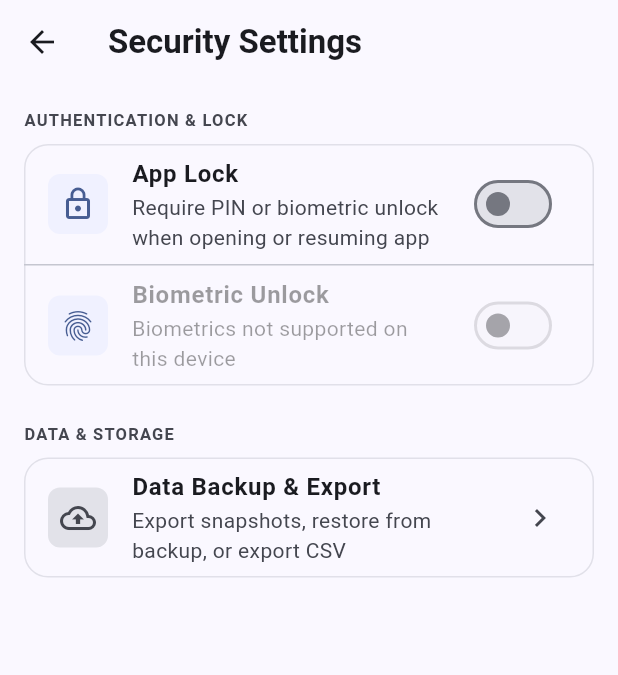
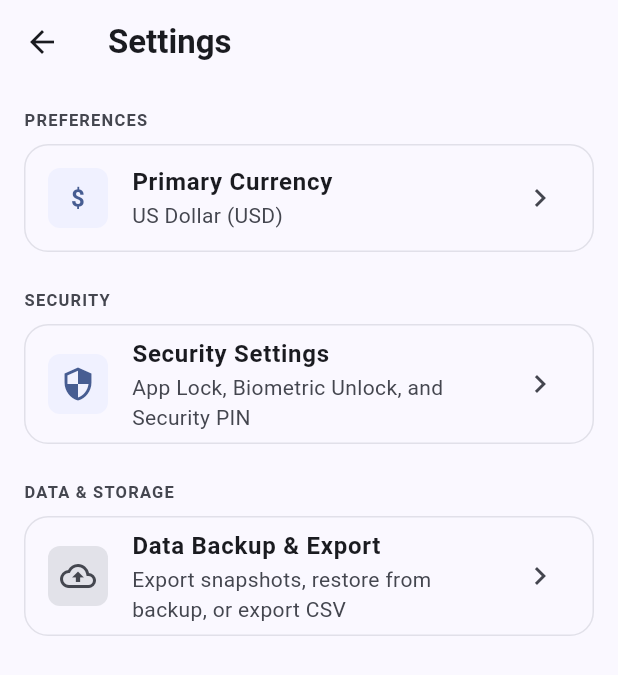
Before and after one commit to Jewzzz/my_budget_tracker, a Flutter app: the AppShell screen opened directly, scrolled down 240 dp, after a tap on the "settings" icon, on a phone screen of 412 x 824 dp. Shown: the top 675 px of the screen. Run offline on Flutter 3.47's test engine with Material 3 defaults, Android fonts, the phone set to English and light mode, and no system bars; our stand-ins replace drift, equatable, file_picker, fl_chart, flutter_bloc, flutter_native_splash and 3 more; accounts and stored records are empty; generated files the repository leaves out were written again.

Commit message:
feat(settings): implement Primary Currency repository, cubit, and Settings UI

```diff
--- /dev/null
+++ b/lib/core/currency/currency_context_extension.dart
@@ -0,0 +1,44 @@
+import 'package:flutter/widgets.dart';
+import 'package:flutter_bloc/flutter_bloc.dart';
+import '../../features/settings/presentation/cubit/settings_cubit.dart';
+import '../value_objects/money.dart';
+import 'currency.dart';
+import 'currency_formatter.dart';
+
+extension CurrencyContextExtension on BuildContext {
+  /// Watches the active Primary Currency from [SettingsCubit], safely falling
+  /// back to [SupportedCurrencies.usd] in isolated tests without a provider.
+  Currency get primaryCurrency {
+    try {
+      return watch<SettingsCubit>().state.primaryCurrency;
+    } catch (_) {
+      return SupportedCurrencies.usd;
+    }
+  }
+
+  /// Formats [amount] using the watched Primary Currency without converting minor units.
+  String formatMoney(Money amount, {bool showSign = false}) {
+    return CurrencyFormatter.formatMoney(
+      amount,
+      currency: primaryCurrency,
+      showSign: showSign,
+    );
+  }
+
+  /// Formats a major-unit double [amount] using the watched Primary Currency.
+  String formatMajorCurrency(double amount, {bool showSign = false}) {
+    return CurrencyFormatter.formatMajor(
+      amount,
+      currency: primaryCurrency,
+      showSign: showSign,
+    );
+  }
+
+  /// Formats a compact major-unit label (e.g. chart axes) using the watched Primary Currency.
+  String formatCompactCurrency(double majorValue) {
+    return CurrencyFormatter.formatCompact(
+      majorValue,
+      currency: primaryCurrency,
+    );
+  }
+}
--- a/lib/features/app/presentation/app_shell.dart
+++ b/lib/features/app/presentation/app_shell.dart
@@ -11,7 +11,8 @@ import '../../dashboard/presentation/pages/dashboard_page.dart';
 import '../../reports/presentation/pages/reports_page.dart';
 import '../../savings_goals/presentation/pages/savings_goals_page.dart';
 import '../../security/presentation/cubit/security_cubit.dart';
-import '../../security/presentation/pages/security_settings_page.dart';
+import '../../settings/presentation/cubit/settings_cubit.dart';
+import '../../settings/presentation/pages/settings_page.dart';
 import '../../transactions/presentation/cubit/transactions_cubit.dart';
 import '../../transactions/presentation/pages/transactions_page.dart';
 import '../../transactions/presentation/widgets/quick_add_transaction_sheet.dart';
@@ -164,12 +165,21 @@ class _AppShellState extends State<AppShell> {
             icon: const Icon(Icons.settings_outlined),
             tooltip: 'Settings',
             onPressed: () {
+              final providers = <BlocProvider<dynamic>>[
+                BlocProvider<SecurityCubit>.value(value: context.read<SecurityCubit>()),
+              ];
+              try {
+                providers.add(
+                  BlocProvider<SettingsCubit>.value(value: context.read<SettingsCubit>()),
+                );
+              } catch (_) {}
+
               Navigator.push(
                 context,
                 MaterialPageRoute(
-                  builder: (_) => BlocProvider.value(
-                    value: context.read<SecurityCubit>(),
-                    child: const SecuritySettingsPage(),
+                  builder: (_) => MultiBlocProvider(
+                    providers: providers,
+                    child: const SettingsPage(),
                   ),
                 ),
               );
--- a/lib/features/security/presentation/pages/security_settings_page.dart
+++ b/lib/features/security/presentation/pages/security_settings_page.dart
@@ -7,6 +7,7 @@ import '../../../budgets/presentation/cubit/budgets_cubit.dart';
 import '../../../categories/presentation/cubit/categories_cubit.dart';
 import '../../../reports/presentation/cubit/reports_cubit.dart';
 import '../../../savings_goals/presentation/cubit/savings_goals_cubit.dart';
+import '../../../settings/presentation/cubit/settings_cubit.dart';
 import '../../../transactions/presentation/cubit/transactions_cubit.dart';
 import '../cubit/security_cubit.dart';
 import '../cubit/security_state.dart';
@@ -404,6 +405,7 @@ class SecuritySettingsPage extends StatelessWidget {
                               context.read<BudgetsCubit>().loadBudgets();
                               context.read<SavingsGoalsCubit>().loadGoals();
                               context.read<ReportsCubit>().loadReports();
+                              context.read<SettingsCubit>().loadSettings();
                             } catch (_) {
                               // If any cubit is not available in tree
                             }
--- /dev/null
+++ b/lib/features/settings/data/repositories/settings_repository_impl.dart
@@ -0,0 +1,38 @@
+import '../../../../core/currency/currency.dart';
+import '../../../../core/database/app_database.dart';
+import '../../domain/repositories/settings_repository.dart';
+
+class SettingsRepositoryImpl implements SettingsRepository {
+  static const String keyPrimaryCurrencyCode = 'primary_currency_code';
+
+  final AppDatabase database;
+
+  SettingsRepositoryImpl(this.database);
+
+  @override
+  Future<Currency> getPrimaryCurrency() async {
+    final row = await (database.select(database.appSettings)
+          ..where((t) => t.key.equals(keyPrimaryCurrencyCode)))
+        .getSingleOrNull();
+    return SupportedCurrencies.fromCode(row?.value);
+  }
+
+  @override
+  Stream<Currency> watchPrimaryCurrency() {
+    final query = database.select(database.appSettings)
+      ..where((t) => t.key.equals(keyPrimaryCurrencyCode));
+    return query.watchSingleOrNull().map(
+          (row) => SupportedCurrencies.fromCode(row?.value),
+        );
+  }
+
+  @override
+  Future<void> setPrimaryCurrency(Currency currency) async {
+    await database.into(database.appSettings).insertOnConflictUpdate(
+          AppSettingsCompanion.insert(
+            key: keyPrimaryCurrencyCode,
+            value: currency.code,
+          ),
+        );
+  }
+}
--- /dev/null
+++ b/lib/features/settings/domain/repositories/settings_repository.dart
@@ -0,0 +1,7 @@
+import '../../../../core/currency/currency.dart';
+
+abstract class SettingsRepository {
+  Future<Currency> getPrimaryCurrency();
+  Stream<Currency> watchPrimaryCurrency();
+  Future<void> setPrimaryCurrency(Currency currency);
+}
--- /dev/null
+++ b/lib/features/settings/presentation/cubit/settings_cubit.dart
@@ -0,0 +1,37 @@
+import 'dart:async';
+import 'package:flutter_bloc/flutter_bloc.dart';
+import '../../../../core/currency/currency.dart';
+import '../../domain/repositories/settings_repository.dart';
+import 'settings_state.dart';
+
+class SettingsCubit extends Cubit<SettingsState> {
+  final SettingsRepository _repository;
+  StreamSubscription<Currency>? _currencySubscription;
+
+  SettingsCubit(this._repository) : super(const SettingsState());
+
+  Future<void> loadSettings() async {
+    emit(state.copyWith(isLoading: true));
+    final currency = await _repository.getPrimaryCurrency();
+    if (isClosed) return;
+    emit(SettingsState(primaryCurrency: currency, isLoading: false));
+
+    await _currencySubscription?.cancel();
+    _currencySubscription = _repository.watchPrimaryCurrency().listen((updated) {
+      if (!isClosed && updated != state.primaryCurrency) {
+        emit(state.copyWith(primaryCurrency: updated, isLoading: false));
+      }
+    });
+  }
+
+  Future<void> selectCurrency(Currency currency) async {
+    emit(state.copyWith(primaryCurrency: currency, isLoading: false));
+    await _repository.setPrimaryCurrency(currency);
+  }
+
+  @override
+  Future<void> close() async {
+    await _currencySubscription?.cancel();
+    return super.close();
+  }
+}
--- /dev/null
+++ b/lib/features/settings/presentation/cubit/settings_state.dart
@@ -0,0 +1,25 @@
+import 'package:equatable/equatable.dart';
+import '../../../../core/currency/currency.dart';
+
+class SettingsState extends Equatable {
+  final Currency primaryCurrency;
+  final bool isLoading;
+
+  const SettingsState({
+    this.primaryCurrency = SupportedCurrencies.usd,
+    this.isLoading = false,
+  });
+
+  SettingsState copyWith({
+    Currency? primaryCurrency,
+    bool? isLoading,
+  }) {
+    return SettingsState(
+      primaryCurrency: primaryCurrency ?? this.primaryCurrency,
+      isLoading: isLoading ?? this.isLoading,
+    );
+  }
+
+  @override
+  List<Object?> get props => [primaryCurrency, isLoading];
+}
--- /dev/null
+++ b/lib/features/settings/presentation/pages/settings_page.dart
@@ -0,0 +1,206 @@
+import 'package:flutter/material.dart';
+import 'package:flutter_bloc/flutter_bloc.dart';
+import '../../../../core/theme/app_spacing.dart';
+import '../../../accounts/presentation/cubit/accounts_cubit.dart';
+import '../../../backup/presentation/pages/data_management_page.dart';
+import '../../../budgets/presentation/cubit/budgets_cubit.dart';
+import '../../../categories/presentation/cubit/categories_cubit.dart';
+import '../../../reports/presentation/cubit/reports_cubit.dart';
+import '../../../savings_goals/presentation/cubit/savings_goals_cubit.dart';
+import '../../../security/presentation/cubit/security_cubit.dart';
+import '../../../security/presentation/pages/security_settings_page.dart';
+import '../../../transactions/presentation/cubit/transactions_cubit.dart';
+import '../cubit/settings_cubit.dart';
+import '../cubit/settings_state.dart';
+import '../widgets/currency_picker_sheet.dart';
+
+class SettingsPage extends StatelessWidget {
+  const SettingsPage({super.key});
+
+  void _openCurrencyPicker(BuildContext context) {
+    final settingsCubit = context.read<SettingsCubit>();
+    showModalBottomSheet(
+      context: context,
+      isScrollControlled: true,
+      builder: (_) => BlocProvider.value(
+        value: settingsCubit,
+        child: const CurrencyPickerSheet(),
+      ),
+    );
+  }
+
+  void _reloadAllCubits(BuildContext context) {
+    try {
+      context.read<AccountsCubit>().loadAccounts();
+    } catch (_) {}
+    try {
+      context.read<CategoriesCubit>().loadCategories();
+    } catch (_) {}
+    try {
+      context.read<TransactionsCubit>().loadTransactions();
+    } catch (_) {}
+    try {
+      context.read<BudgetsCubit>().loadBudgets();
+    } catch (_) {}
+    try {
+      context.read<SavingsGoalsCubit>().loadGoals();
+    } catch (_) {}
+    try {
+      context.read<ReportsCubit>().loadReports();
+    } catch (_) {}
+    try {
+      context.read<SettingsCubit>().loadSettings();
+    } catch (_) {}
+  }
+
+  @override
+  Widget build(BuildContext context) {
+    final theme = Theme.of(context);
+
+    return Scaffold(
+      appBar: AppBar(
+        title: const Text('Settings'),
+      ),
+      body: BlocBuilder<SettingsCubit, SettingsState>(
+        builder: (context, settingsState) {
+          final currency = settingsState.primaryCurrency;
+
+          return ListView(
+            padding: const EdgeInsets.symmetric(horizontal: 16, vertical: 16),
+            children: [
+              Text(
+                'PREFERENCES',
+                style: theme.textTheme.labelSmall?.copyWith(
+                  fontWeight: FontWeight.bold,
+                  color: theme.colorScheme.onSurfaceVariant,
+                  letterSpacing: 0.8,
+                ),
+              ),
+              const SizedBox(height: AppSpacing.sm),
+              Card(
+                elevation: 0,
+                shape: RoundedRectangleBorder(
+                  borderRadius: BorderRadius.circular(16),
+                  side: BorderSide(color: theme.colorScheme.outlineVariant.withAlpha(120)),
+                ),
+                child: ListTile(
+                  leading: Container(
+                    width: 40,
+                    height: 40,
+                    alignment: Alignment.center,
+                    decoration: BoxDecoration(
+                      color: theme.colorScheme.primaryContainer.withAlpha(80),
+                      borderRadius: BorderRadius.circular(8),
+                    ),
+                    child: Text(
+                      currency.symbol,
+                      style: theme.textTheme.titleMedium?.copyWith(
+                        fontWeight: FontWeight.bold,
+                        color: theme.colorScheme.primary,
+                      ),
+                    ),
+                  ),
+                  title: const Text(
+                    'Primary Currency',
+                    style: TextStyle(fontWeight: FontWeight.bold),
+                  ),
+                  subtitle: Text('${currency.name} (${currency.code})'),
+                  trailing: const Icon(Icons.chevron_right),
+                  onTap: () => _openCurrencyPicker(context),
+                ),
+              ),
+              const SizedBox(height: AppSpacing.xxl),
+              Text(
+                'SECURITY',
+                style: theme.textTheme.labelSmall?.copyWith(
+                  fontWeight: FontWeight.bold,
+                  color: theme.colorScheme.onSurfaceVariant,
+                  letterSpacing: 0.8,
+                ),
+              ),
+              const SizedBox(height: AppSpacing.sm),
+              Card(
+                elevation: 0,
+                shape: RoundedRectangleBorder(
+                  borderRadius: BorderRadius.circular(16),
+                  side: BorderSide(color: theme.colorScheme.outlineVariant.withAlpha(120)),
+                ),
+                child: ListTile(
+                  leading: Container(
+                    padding: const EdgeInsets.all(8),
+                    decoration: BoxDecoration(
+                      color: theme.colorScheme.primaryContainer.withAlpha(80),
+                      borderRadius: BorderRadius.circular(8),
+                    ),
+                    child: Icon(Icons.security_outlined, color: theme.colorScheme.primary),
+                  ),
+                  title: const Text(
+                    'Security Settings',
+                    style: TextStyle(fontWeight: FontWeight.bold),
+                  ),
+                  subtitle: const Text('App Lock, Biometric Unlock, and Security PIN'),
+                  trailing: const Icon(Icons.chevron_right),
+                  onTap: () {
+                    final securityCubit = context.read<SecurityCubit>();
+                    Navigator.push(
+                      context,
+                      MaterialPageRoute(
+                        builder: (_) => BlocProvider.value(
+                          value: securityCubit,
+                          child: const SecuritySettingsPage(),
+                        ),
+                      ),
+                    );
+                  },
+                ),
+              ),
+              const SizedBox(height: AppSpacing.xxl),
+              Text(
+                'DATA & STORAGE',
+                style: theme.textTheme.labelSmall?.copyWith(
+                  fontWeight: FontWeight.bold,
+                  color: theme.colorScheme.onSurfaceVariant,
+                  letterSpacing: 0.8,
+                ),
+              ),
+              const SizedBox(height: AppSpacing.sm),
+              Card(
+                elevation: 0,
+                shape: RoundedRectangleBorder(
+                  borderRadius: BorderRadius.circular(16),
+                  side: BorderSide(color: theme.colorScheme.outlineVariant.withAlpha(120)),
+                ),
+                child: ListTile(
+                  leading: Container(
+                    padding: const EdgeInsets.all(8),
+                    decoration: BoxDecoration(
+                      color: theme.colorScheme.surfaceContainerHighest,
+                      borderRadius: BorderRadius.circular(8),
+                    ),
+                    child: const Icon(Icons.backup_outlined),
+                  ),
+                  title: const Text(
+                    'Data Backup & Export',
+                    style: TextStyle(fontWeight: FontWeight.bold),
+                  ),
+                  subtitle: const Text('Export snapshots, restore from backup, or export CSV'),
+                  trailing: const Icon(Icons.chevron_right),
+                  onTap: () {
+                    Navigator.push(
+                      context,
+                      MaterialPageRoute(
+                        builder: (_) => DataManagementPage(
+                          onRestoreCompleted: () => _reloadAllCubits(context),
+                        ),
+                      ),
+                    );
+                  },
+                ),
+              ),
+            ],
+          );
+        },
+      ),
+    );
+  }
+}
--- a/lib/main.dart
+++ b/lib/main.dart
@@ -29,6 +29,9 @@ import 'features/security/data/repositories/security_repository_impl.dart';
 import 'features/security/domain/repositories/security_repository.dart';
 import 'features/security/presentation/cubit/security_cubit.dart';
 import 'features/security/presentation/widgets/app_lock_interceptor.dart';
+import 'features/settings/data/repositories/settings_repository_impl.dart';
+import 'features/settings/domain/repositories/settings_repository.dart';
+import 'features/settings/presentation/cubit/settings_cubit.dart';
 import 'features/transactions/data/repositories/transaction_repository_impl.dart';
 import 'features/transactions/domain/repositories/transaction_repository.dart';
 import 'features/transactions/presentation/cubit/transactions_cubit.dart';
@@ -48,6 +51,7 @@ class BudgetTrackerApp extends StatefulWidget {
   final SavingsGoalRepository? savingsGoalRepository;
   final ReportsRepository? reportsRepository;
   final SecurityRepository? securityRepository;
+  final SettingsRepository? settingsRepository;
   final BackupRepository? backupRepository;
   final ShareService? shareService;
   final FilePickerService? filePickerService;
@@ -62,6 +66,7 @@ class BudgetTrackerApp extends StatefulWidget {
     this.savingsGoalRepository,
     this.reportsRepository,
     this.securityRepository,
+    this.settingsRepository,
     this.backupRepository,
     this.shareService,
     this.filePickerService,
@@ -80,6 +85,7 @@ class _BudgetTrackerAppState extends State<BudgetTrackerApp> {
   late final SavingsGoalRepository _savingsGoalRepository;
   late final ReportsRepository _reportsRepository;
   late final SecurityRepository _securityRepository;
+  late final SettingsRepository _settingsRepository;
   late final BackupRepository _backupRepository;
   late final ShareService _shareService;
   late final FilePickerService _filePickerService;
@@ -102,6 +108,7 @@ class _BudgetTrackerAppState extends State<BudgetTrackerApp> {
     _savingsGoalRepository = widget.savingsGoalRepository ?? SavingsGoalRepositoryImpl(_database);
     _reportsRepository = widget.reportsRepository ?? ReportsRepositoryImpl(_database);
     _securityRepository = widget.securityRepository ?? SecurityRepositoryImpl();
+    _settingsRepository = widget.settingsRepository ?? SettingsRepositoryImpl(_database);
     _backupRepository = widget.backupRepository ?? BackupRepositoryImpl(database: _database);
     _shareService = widget.shareService ?? ShareServiceImpl();
     _filePickerService = widget.filePickerService ?? FilePickerServiceImpl();
@@ -132,6 +139,7 @@ class _BudgetTrackerAppState extends State<BudgetTrackerApp> {
         RepositoryProvider<SavingsGoalRepository>.value(value: _savingsGoalRepository),
         RepositoryProvider<ReportsRepository>.value(value: _reportsRepository),
         RepositoryProvider<SecurityRepository>.value(value: _securityRepository),
+        RepositoryProvider<SettingsRepository>.value(value: _settingsRepository),
         RepositoryProvider<BackupRepository>.value(value: _backupRepository),
         RepositoryProvider<ShareService>.value(value: _shareService),
         RepositoryProvider<FilePickerService>.value(value: _filePickerService),
@@ -162,6 +170,9 @@ class _BudgetTrackerAppState extends State<BudgetTrackerApp> {
           BlocProvider<SecurityCubit>(
             create: (context) => SecurityCubit(_securityRepository)..initialize(),
           ),
+          BlocProvider<SettingsCubit>(
+            create: (context) => SettingsCubit(_settingsRepository)..loadSettings(),
+          ),
           BlocProvider<DataManagementCubit>(
             create: (context) => DataManagementCubit(
               backupRepository: _backupRepository,
```
Also changed, not shown: lib/features/settings/presentation/widgets/currency_picker_sheet.dart (added, +114 -0 lines), 3 other files.
